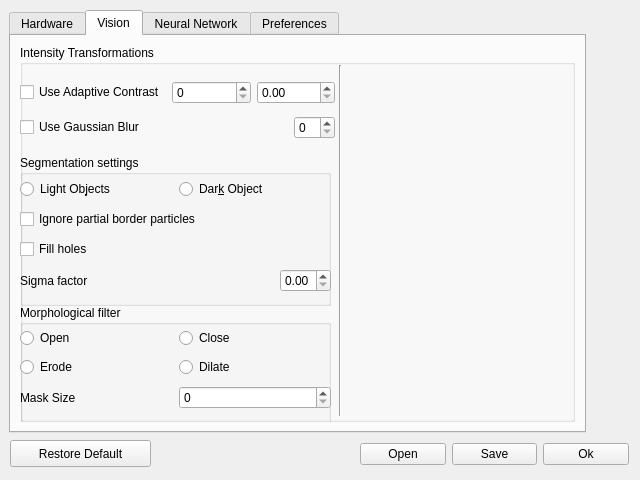
Qt form src/VSA/dialogsettings.ui (jellespijker/VisionSoilAnalyzer) before a commit.
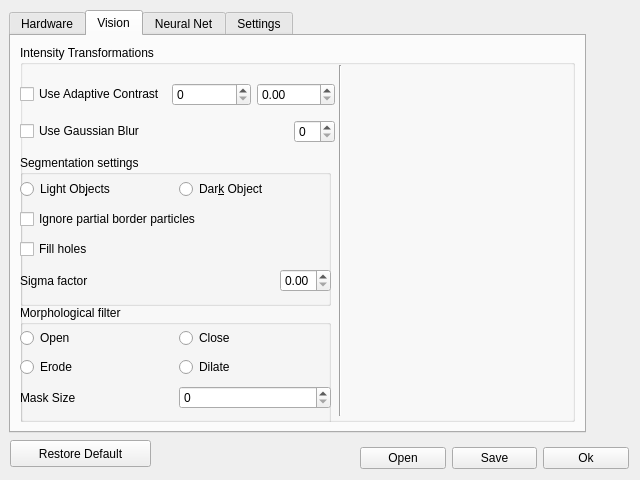
The same form after that commit. The open tabs and pages were chosen to show the change.

Commit message: dialog setting fix for qt 5.2.1

Patch:
```diff
--- a/src/VSA/dialogsettings.ui
+++ b/src/VSA/dialogsettings.ui
@@ -46,19 +46,10 @@
      <verstretch>0</verstretch>
     </sizepolicy>
    </property>
-   <property name="tabShape">
-    <enum>QTabWidget::Rounded</enum>
-   </property>
    <property name="currentIndex">
     <number>0</number>
    </property>
-   <property name="documentMode">
-    <bool>false</bool>
-   </property>
-   <property name="tabBarAutoHide">
-    <bool>false</bool>
-   </property>
-   <widget class="QWidget" name="tab_Hardware">
+   <widget class="QWidget" name="tabWidgetPage1">
     <attribute name="title">
      <string>Hardware</string>
     </attribute>
@@ -1055,7 +1046,7 @@
           <x>0</x>
           <y>30</y>
           <width>315</width>
-          <height>72</height>
+          <height>76</height>
          </rect>
         </property>
         <layout class="QVBoxLayout" name="verticalLayout_10">
@@ -1278,7 +1269,7 @@
    </widget>
    <widget class="QWidget" name="tab_NN">
     <attribute name="title">
-     <string>Neural Network</string>
+     <string>Neural Net</string>
     </attribute>
     <layout class="QGridLayout" name="gridLayout_6">
      <property name="leftMargin">
@@ -1636,7 +1627,7 @@
    </widget>
    <widget class="QWidget" name="tab_preferences">
     <attribute name="title">
-     <string>Preferences</string>
+     <string>Settings</string>
     </attribute>
     <layout class="QGridLayout" name="gridLayout_12">
      <item row="2" column="0">
@@ -1829,7 +1820,7 @@
      <x>360</x>
      <y>440</y>
      <width>269</width>
-     <height>29</height>
+     <height>36</height>
     </rect>
    </property>
    <layout class="QHBoxLayout" name="horizontalLayout_2">
```
Left out of the diff: 8 changed lines with no effect on the pictures.
